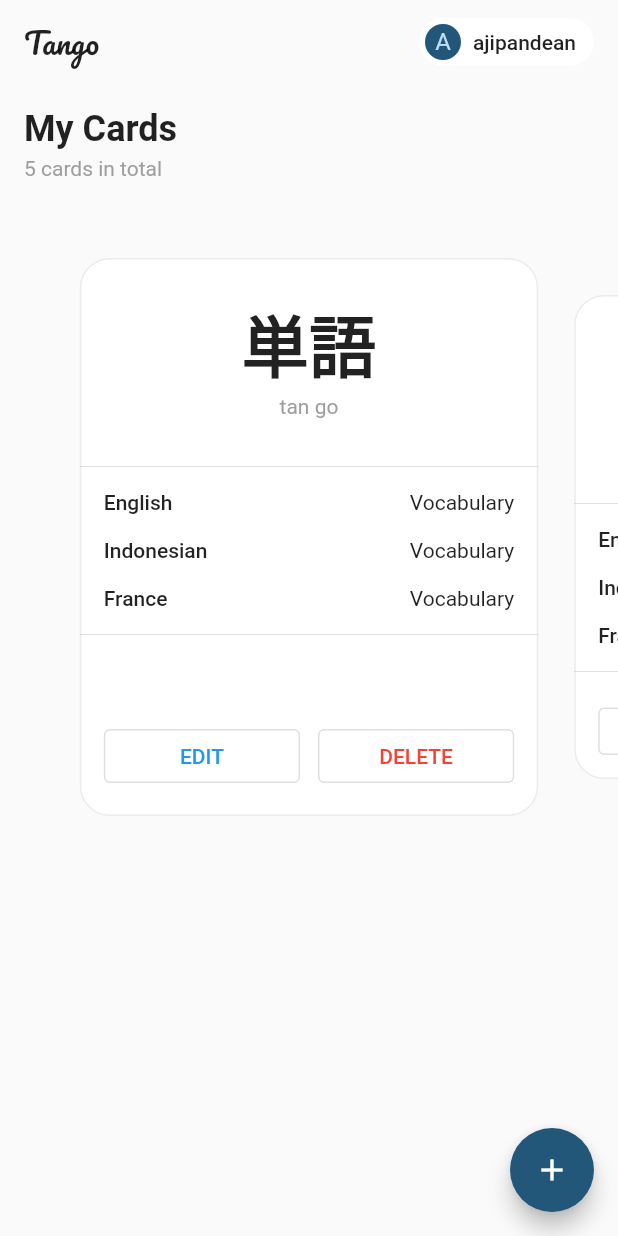
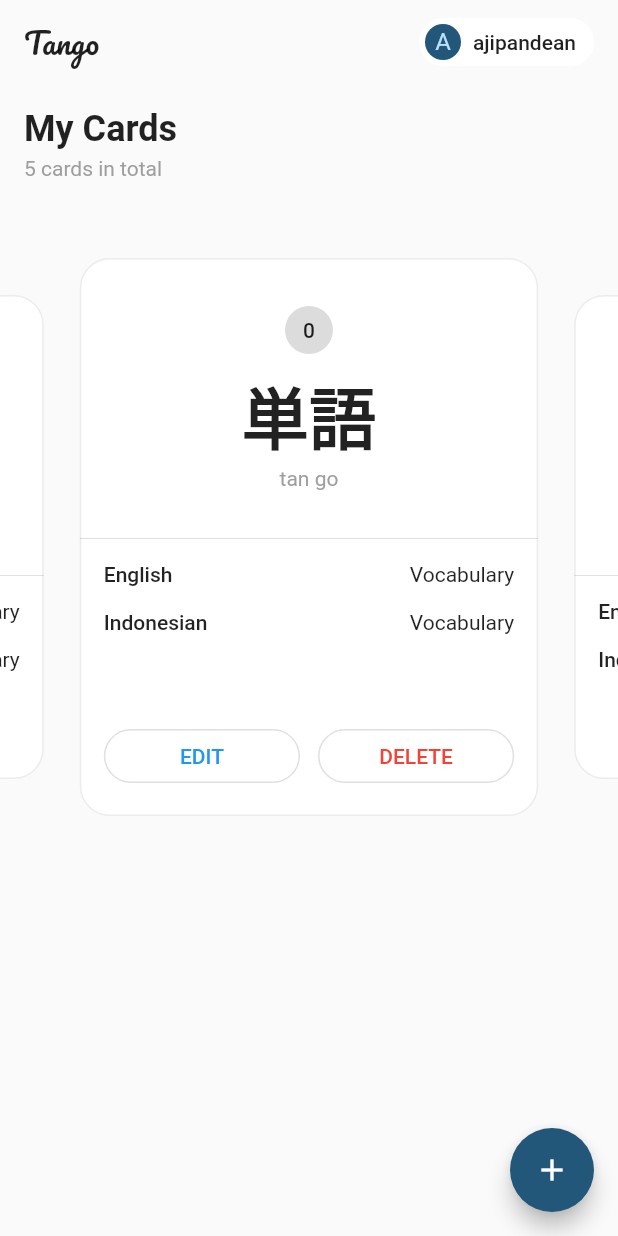
Before and after one commit to ajipandean/tango, a Flutter app: the screen it shows after launch, on a phone screen of 412 x 824 dp. Run offline on Flutter 3.47's test engine with Material 2 defaults, Android fonts, the light colour scheme and no system bars; drawn by our look-alikes of carousel_slider; our stand-ins replace google_fonts.

Commit message:
set buttons enabled only on currently centered card

```diff
--- a/lib/screens/home/components/carousel_item.dart
+++ b/lib/screens/home/components/carousel_item.dart
@@ -4,7 +4,12 @@ import 'package:tango/screens/home/components/translation_item.dart';
 class CarouselItem extends StatelessWidget {
   const CarouselItem({
     Key? key,
+    required this.index,
+    required this.currentCarouselIndex,
   }) : super(key: key);
+
+  final int index;
+  final int currentCarouselIndex;
 
   @override
   Widget build(BuildContext context) {
@@ -28,6 +33,9 @@ class CarouselItem extends StatelessWidget {
                   padding: const EdgeInsets.all(24),
                   child: Column(
                     children: [
+                      Chip(
+                        label: Text(index.toString()),
+                      ),
                       Text(
                         '単語',
                         style: Theme.of(context).textTheme.headline3!.copyWith(
@@ -45,8 +53,7 @@ class CarouselItem extends StatelessWidget {
                 const Divider(),
                 const TranslationItem(language: 'English'),
                 const TranslationItem(language: 'Indonesian'),
-                const TranslationItem(language: 'France'),
-                const Divider(),
+                if (index == currentCarouselIndex)
                   Expanded(
                     child: Padding(
                       padding: const EdgeInsets.all(16),
@@ -57,6 +64,11 @@ class CarouselItem extends StatelessWidget {
                             child: SizedBox(
                               child: OutlinedButton(
                                 onPressed: () {},
+                                style: OutlinedButton.styleFrom(
+                                  shape: RoundedRectangleBorder(
+                                    borderRadius: BorderRadius.circular(24),
+                                  ),
+                                ),
                                 child: Text('Edit'.toUpperCase()),
                               ),
                             ),
@@ -68,6 +80,9 @@ class CarouselItem extends StatelessWidget {
                                 onPressed: () {},
                                 style: OutlinedButton.styleFrom(
                                   primary: Colors.red,
+                                  shape: RoundedRectangleBorder(
+                                    borderRadius: BorderRadius.circular(24),
+                                  ),
                                 ),
                                 child: Text('Delete'.toUpperCase()),
                               ),
--- a/lib/screens/home/home_screen.dart
+++ b/lib/screens/home/home_screen.dart
@@ -3,8 +3,15 @@ import 'package:flutter/material.dart';
 import 'package:google_fonts/google_fonts.dart';
 import 'package:tango/screens/home/components/carousel_item.dart';
 
-class HomeScreen extends StatelessWidget {
+class HomeScreen extends StatefulWidget {
   const HomeScreen({Key? key}) : super(key: key);
+
+  @override
+  State<HomeScreen> createState() => _HomeScreenState();
+}
+
+class _HomeScreenState extends State<HomeScreen> {
+  int _currentCarouselIndex = 0;
 
   @override
   Widget build(BuildContext context) {
@@ -58,12 +65,19 @@ class HomeScreen extends StatelessWidget {
             CarouselSlider(
               options: CarouselOptions(
                 height: 380,
-                enableInfiniteScroll: false,
                 enlargeCenterPage: true,
                 enlargeStrategy: CenterPageEnlargeStrategy.height,
+                onPageChanged: (int index, CarouselPageChangedReason reson) {
+                  setState(() {
+                    _currentCarouselIndex = index;
+                  });
+                },
               ),
-              items: [1, 2].map((int index) {
-                return const CarouselItem();
+              items: [0, 1].map((int index) {
+                return CarouselItem(
+                  index: index,
+                  currentCarouselIndex: _currentCarouselIndex,
+                );
               }).toList(),
             ),
           ],
```
Lines whose indentation alone changed are shown as unchanged.
